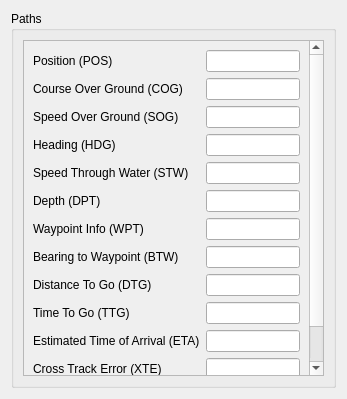
Old version of the form ui/settings/SignalK.ui in the repository OpenFairWind/FairWindSK.
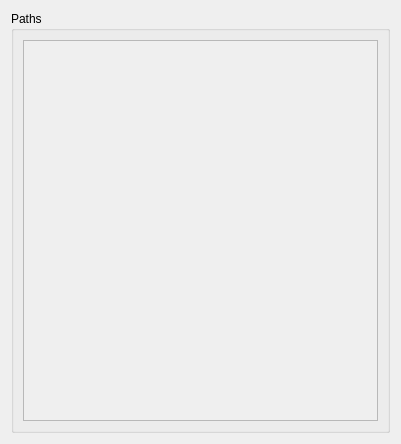
New version of the form.

The edit to the form file:
```diff
--- a/ui/settings/SignalK.ui
+++ b/ui/settings/SignalK.ui
@@ -5,9 +5,14 @@
     <exportmacro/>
     <class>fairwindsk::ui::settings::SignalK</class>
     <widget class="QWidget" name="SignalK">
-        <attribute name="title">
-            <string>Signal K</string>
-        </attribute>
+  <property name="geometry">
+   <rect>
+    <x>0</x>
+    <y>0</y>
+    <width>401</width>
+    <height>444</height>
+   </rect>
+  </property>
         <layout class="QGridLayout" name="gridLayout_SignalK">
             <item row="0" column="0">
                 <widget class="QGroupBox" name="groupBox_SignalK_Paths">
@@ -40,226 +45,11 @@
                                         <rect>
                                             <x>0</x>
                                             <y>0</y>
-                                            <width>509</width>
-                                            <height>417</height>
-                                        </rect>
-                                    </property>
-                                    <layout class="QGridLayout" name="gridLayout_SignalK_Paths">
-                                        <property name="horizontalSpacing">
-                                            <number>-1</number>
-                                        </property>
-                                        <item row="9" column="1">
-                                            <widget class="QLineEdit" name="lineEdit_SignalK_DTG"/>
-                                        </item>
-                                        <item row="7" column="1">
-                                            <widget class="QLineEdit" name="lineEdit_SignalK_WPT"/>
-                                        </item>
-                                        <item row="10" column="1">
-                                            <widget class="QLineEdit" name="lineEdit_SignalK_TTG"/>
-                                        </item>
-                                        <item row="8" column="1">
-                                            <widget class="QLineEdit" name="lineEdit_SignalK_BTW"/>
-                                        </item>
-                                        <item row="6" column="0">
-                                            <widget class="QLabel" name="label_SignalK_DPT">
-                                                <property name="sizePolicy">
-                                                    <sizepolicy hsizetype="Expanding" vsizetype="Fixed">
-                                                        <horstretch>0</horstretch>
-                                                        <verstretch>0</verstretch>
-                                                    </sizepolicy>
-                                                </property>
-                                                <property name="text">
-                                                    <string>Depth (DPT)</string>
-                                                </property>
-                                            </widget>
-                                        </item>
-                                        <item row="10" column="0">
-                                            <widget class="QLabel" name="label_SignalK_TTG">
-                                                <property name="sizePolicy">
-                                                    <sizepolicy hsizetype="Expanding" vsizetype="Fixed">
-                                                        <horstretch>0</horstretch>
-                                                        <verstretch>0</verstretch>
-                                                    </sizepolicy>
-                                                </property>
-                                                <property name="text">
-                                                    <string>Time To Go (TTG)</string>
-                                                </property>
-                                            </widget>
-                                        </item>
-                                        <item row="12" column="1">
-                                            <widget class="QLineEdit" name="lineEdit_SignalK_XTE"/>
-                                        </item>
-                                        <item row="9" column="0">
-                                            <widget class="QLabel" name="label_SignalK_DTG">
-                                                <property name="sizePolicy">
-                                                    <sizepolicy hsizetype="Expanding" vsizetype="Fixed">
-                                                        <horstretch>0</horstretch>
-                                                        <verstretch>0</verstretch>
-                                                    </sizepolicy>
-                                                </property>
-                                                <property name="text">
-                                                    <string>Distance To Go (DTG)</string>
-                                                </property>
-                                            </widget>
-                                        </item>
-                                        <item row="13" column="0">
-                                            <widget class="QLabel" name="label_SignalK_VMG">
-                                                <property name="sizePolicy">
-                                                    <sizepolicy hsizetype="Expanding" vsizetype="Fixed">
-                                                        <horstretch>0</horstretch>
-                                                        <verstretch>0</verstretch>
-                                                    </sizepolicy>
-                                                </property>
-                                                <property name="text">
-                                                    <string>Velocity Made Good (VMG)</string>
-                                                </property>
-                                            </widget>
-                                        </item>
-                                        <item row="7" column="0">
-                                            <widget class="QLabel" name="label_SignalK_WPT">
-                                                <property name="sizePolicy">
-                                                    <sizepolicy hsizetype="Expanding" vsizetype="Fixed">
-                                                        <horstretch>0</horstretch>
-                                                        <verstretch>0</verstretch>
-                                                    </sizepolicy>
-                                                </property>
-                                                <property name="text">
-                                                    <string>Waypoint Info (WPT)</string>
-                                                </property>
-                                            </widget>
-                                        </item>
-                                        <item row="2" column="1">
-                                            <widget class="QLineEdit" name="lineEdit_SignalK_COG"/>
-                                        </item>
-                                        <item row="12" column="0">
-                                            <widget class="QLabel" name="label_SignalK_XTE">
-                                                <property name="sizePolicy">
-                                                    <sizepolicy hsizetype="Expanding" vsizetype="Fixed">
-                                                        <horstretch>0</horstretch>
-                                                        <verstretch>0</verstretch>
-                                                    </sizepolicy>
-                                                </property>
-                                                <property name="text">
-                                                    <string>Cross Track Error (XTE)</string>
-                                                </property>
-                                            </widget>
-                                        </item>
-                                        <item row="5" column="0">
-                                            <widget class="QLabel" name="label_SignalK_STW">
-                                                <property name="sizePolicy">
-                                                    <sizepolicy hsizetype="Expanding" vsizetype="Fixed">
-                                                        <horstretch>0</horstretch>
-                                                        <verstretch>0</verstretch>
-                                                    </sizepolicy>
-                                                </property>
-                                                <property name="text">
-                                                    <string>Speed Through Water (STW)</string>
-                                                </property>
-                                            </widget>
-                                        </item>
-                                        <item row="11" column="1">
-                                            <widget class="QLineEdit" name="lineEdit_SignalK_ETA"/>
-                                        </item>
-                                        <item row="3" column="0">
-                                            <widget class="QLabel" name="label_SignalK_SOG">
-                                                <property name="sizePolicy">
-                                                    <sizepolicy hsizetype="Expanding" vsizetype="Fixed">
-                                                        <horstretch>0</horstretch>
-                                                        <verstretch>0</verstretch>
-                                                    </sizepolicy>
-                                                </property>
-                                                <property name="text">
-                                                    <string>Speed Over Ground (SOG)</string>
-                                                </property>
-                                            </widget>
-                                        </item>
-                                        <item row="5" column="1">
-                                            <widget class="QLineEdit" name="lineEdit_SignalK_STW"/>
-                                        </item>
-                                        <item row="1" column="0">
-                                            <widget class="QLabel" name="label_SignalK_POS">
-                                                <property name="sizePolicy">
-                                                    <sizepolicy hsizetype="Preferred" vsizetype="Preferred">
-                                                        <horstretch>0</horstretch>
-                                                        <verstretch>0</verstretch>
-                                                    </sizepolicy>
-                                                </property>
-                                                <property name="text">
-                                                    <string>Position (POS)</string>
-                                                </property>
-                                            </widget>
-                                        </item>
-                                        <item row="6" column="1">
-                                            <widget class="QLineEdit" name="lineEdit_SignalK_DPT"/>
-                                        </item>
-                                        <item row="3" column="1">
-                                            <widget class="QLineEdit" name="lineEdit_SignalK_SOG"/>
-                                        </item>
-                                        <item row="8" column="0">
-                                            <widget class="QLabel" name="label_SignalK_BTW">
-                                                <property name="sizePolicy">
-                                                    <sizepolicy hsizetype="Expanding" vsizetype="Fixed">
-                                                        <horstretch>0</horstretch>
-                                                        <verstretch>0</verstretch>
-                                                    </sizepolicy>
-                                                </property>
-                                                <property name="text">
-                                                    <string>Bearing to Waypoint (BTW)</string>
-                                                </property>
-                                            </widget>
-                                        </item>
-                                        <item row="2" column="0">
-                                            <widget class="QLabel" name="label_SignalK_COG">
-                                                <property name="sizePolicy">
-                                                    <sizepolicy hsizetype="Expanding" vsizetype="Fixed">
-                                                        <horstretch>0</horstretch>
-                                                        <verstretch>0</verstretch>
-                                                    </sizepolicy>
-                                                </property>
-                                                <property name="text">
-                                                    <string>Course Over Ground (COG)</string>
-                                                </property>
-                                            </widget>
-                                        </item>
-                                        <item row="13" column="1">
-                                            <widget class="QLineEdit" name="lineEdit_SignalK_VMG"/>
-                                        </item>
-                                        <item row="1" column="1">
-                                            <widget class="QLineEdit" name="lineEdit_SignalK_POS">
-                                                <property name="text">
-                                                    <string/>
-                                                </property>
-                                            </widget>
-                                        </item>
-                                        <item row="11" column="0">
-                                            <widget class="QLabel" name="label_SignalK_ETA">
-                                                <property name="sizePolicy">
-                                                    <sizepolicy hsizetype="Expanding" vsizetype="Fixed">
-                                                        <horstretch>0</horstretch>
-                                                        <verstretch>0</verstretch>
-                                                    </sizepolicy>
-                                                </property>
-                                                <property name="text">
-                                                    <string>Estimated Time of Arrival (ETA)</string>
-                                                </property>
-                                            </widget>
-                                        </item>
-                                        <item row="4" column="0">
-                                            <widget class="QLabel" name="label_SignalK_HDG">
-                                                <property name="sizePolicy">
-                                                    <sizepolicy hsizetype="Expanding" vsizetype="Fixed">
-                                                        <horstretch>0</horstretch>
-                                                        <verstretch>0</verstretch>
-                                                    </sizepolicy>
-                                                </property>
-                                                <property name="text">
-                                                    <string>Heading (HDG)</string>
-                                                </property>
-                                            </widget>
-                                        </item>
-                                        <item row="4" column="1">
-                                            <widget class="QLineEdit" name="lineEdit_SignalK_HDG"/>
-                                        </item>
+           <width>356</width>
+           <height>240</height>
+          </rect>
+         </property>
+         <layout class="QGridLayout" name="gridLayout_Paths">
                                     </layout>
                                 </widget>
                             </widget>
```
Left out of the diff: 7 changed lines with no effect on the pictures. Lines whose indentation alone changed are shown as unchanged.
